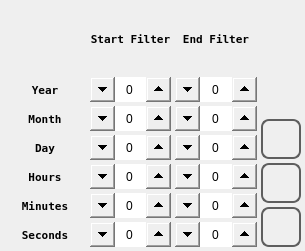
The window that qt_library/ATCMstore/store_filter.ui (MECTsrl/mect_plugins) describes before a commit, drawn with Qt 5.
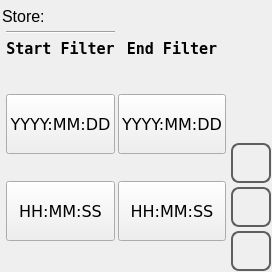
The same window after the commit. Icons and pictures are not drawn.

Commit message: Issue #387: Review store_filter of Store Page (WIP)

What changed in the file:
```diff
--- a/qt_library/ATCMstore/store_filter.ui
+++ b/qt_library/ATCMstore/store_filter.ui
@@ -6,8 +6,8 @@
    <rect>
     <x>0</x>
     <y>0</y>
-    <width>305</width>
-    <height>251</height>
+    <width>272</width>
+    <height>272</height>
    </rect>
   </property>
   <property name="minimumSize">
@@ -26,88 +26,62 @@
    <string>store_filter</string>
   </property>
   <property name="styleSheet">
-   <string notr="true"> QLabel#labelPen {
-	font: 1000 12pt &quot;DejaVu Sans Mono&quot;;
- }
-
- QLabel {
-	font: 1000  8pt &quot;DejaVu Sans Mono&quot;;
- }
-
- QSpinBox {
-	font: 1000 14pt &quot;DejaVu Sans Mono&quot;;
- }
-
- QSpinBox::up-button {
-     subcontrol-origin: border;
-     subcontrol-position: right center;
-     height: 25px;
-     width: 25px;
- }
-
- QSpinBox::up-arrow {
-	image: url(:/libicons/img/Forward.png);
-     width: 10px;
-     height: 10px;
- }
-
- QSpinBox::down-button {
-     subcontrol-origin: border;
-     subcontrol-position: left center;
-     height: 25px;
-     width: 25px;
-}
-
- QSpinBox::down-arrow {
- 	image: url(:/libicons/img/Back.png);
-     width: 10px;
-     height:10px;
- }
-
- QDoubleSpinBox {
-	font: 1000 12pt &quot;DejaVu Sans Mono&quot;;
- }
-
- QDoubleSpinBox::up-button {
-     subcontrol-origin: border;
-     subcontrol-position: right center;
-     height: 20px;
-     width: 20px;
- }
-
- QDoubleSpinBox::up-arrow {
-	image: url(:/libicons/img/Forward.png);
-     width: 10px;
-     height: 10px;
- }
-
- QDoubleSpinBox::down-button {
-     subcontrol-origin: border;
-     subcontrol-position: left center;
-     height: 20px;
-     width: 20px;
-}
-
- QDoubleSpinBox::down-arrow {
- 	image: url(:/libicons/img/Back.png);
-     width: 10px;
-     height: 10px;
- }
+   <string notr="true">
 </string>
   </property>
   <layout class="QHBoxLayout" name="horizontalLayout">
    <property name="spacing">
-    <number>4</number>
+    <number>1</number>
    </property>
-   <property name="margin">
-    <number>4</number>
+   <property name="leftMargin">
+    <number>2</number>
+   </property>
+   <property name="topMargin">
+    <number>1</number>
+   </property>
+   <property name="rightMargin">
+    <number>1</number>
+   </property>
+   <property name="bottomMargin">
+    <number>1</number>
    </property>
    <item>
     <layout class="QGridLayout" name="gridLayout">
      <property name="spacing">
-      <number>4</number>
+      <number>0</number>
      </property>
-     <item row="0" column="1">
+     <item row="6" column="1">
+      <widget class="QPushButton" name="pushButtonTimeStart">
+       <property name="sizePolicy">
+        <sizepolicy hsizetype="Minimum" vsizetype="MinimumExpanding">
+         <horstretch>0</horstretch>
+         <verstretch>0</verstretch>
+        </sizepolicy>
+       </property>
+       <property name="minimumSize">
+        <size>
+         <width>0</width>
+         <height>60</height>
+        </size>
+       </property>
+       <property name="maximumSize">
+        <size>
+         <width>200</width>
+         <height>100</height>
+        </size>
+       </property>
+       <property name="font">
+        <font>
+         <family>DejaVu Sans</family>
+         <pointsize>12</pointsize>
+        </font>
+       </property>
+       <property name="text">
+        <string>HH:MM:SS</string>
+       </property>
+      </widget>
+     </item>
+     <item row="2" column="1">
       <widget class="QLabel" name="labelIn">
        <property name="sizePolicy">
         <sizepolicy hsizetype="Expanding" vsizetype="Preferred">
@@ -115,10 +89,16 @@
          <verstretch>0</verstretch>
         </sizepolicy>
        </property>
+       <property name="minimumSize">
+        <size>
+         <width>0</width>
+         <height>30</height>
+        </size>
+       </property>
        <property name="font">
         <font>
          <family>DejaVu Sans Mono</family>
-         <pointsize>8</pointsize>
+         <pointsize>11</pointsize>
          <weight>99</weight>
          <italic>false</italic>
          <bold>true</bold>
@@ -132,7 +112,64 @@
        </property>
       </widget>
      </item>
-     <item row="0" column="2">
+     <item row="3" column="3">
+      <spacer name="verticalSpacer_6">
+       <property name="orientation">
+        <enum>Qt::Vertical</enum>
+       </property>
+       <property name="sizeHint" stdset="0">
+        <size>
+         <width>10</width>
+         <height>30</height>
+        </size>
+       </property>
+      </spacer>
+     </item>
+     <item row="0" column="0" colspan="5">
+      <widget class="QLabel" name="labelStoreName">
+       <property name="minimumSize">
+        <size>
+         <width>0</width>
+         <height>30</height>
+        </size>
+       </property>
+       <property name="font">
+        <font>
+         <pointsize>12</pointsize>
+        </font>
+       </property>
+       <property name="text">
+        <string>Store: </string>
+       </property>
+      </widget>
+     </item>
+     <item row="4" column="2">
+      <spacer name="horizontalSpacer_3">
+       <property name="orientation">
+        <enum>Qt::Horizontal</enum>
+       </property>
+       <property name="sizeHint" stdset="0">
+        <size>
+         <width>5</width>
+         <height>20</height>
+        </size>
+       </property>
+      </spacer>
+     </item>
+     <item row="4" column="0">
+      <spacer name="horizontalSpacer">
+       <property name="orientation">
+        <enum>Qt::Horizontal</enum>
+       </property>
+       <property name="sizeHint" stdset="0">
+        <size>
+         <width>5</width>
+         <height>20</height>
+        </size>
+       </property>
+      </spacer>
+     </item>
+     <item row="2" column="3">
       <widget class="QLabel" name="labelFin">
        <property name="sizePolicy">
         <sizepolicy hsizetype="Expanding" vsizetype="Preferred">
@@ -140,10 +177,16 @@
          <verstretch>0</verstretch>
         </sizepolicy>
        </property>
+       <property name="minimumSize">
+        <size>
+         <width>0</width>
+         <height>20</height>
+        </size>
+       </property>
        <property name="font">
         <font>
          <family>DejaVu Sans Mono</family>
-         <pointsize>8</pointsize>
+         <pointsize>11</pointsize>
          <weight>99</weight>
          <italic>false</italic>
          <bold>true</bold>
@@ -157,558 +200,131 @@
        </property>
       </widget>
      </item>
-     <item row="1" column="0">
-      <widget class="QLabel" name="labelYearIn">
-       <property name="sizePolicy">
-        <sizepolicy hsizetype="Expanding" vsizetype="Minimum">
-         <horstretch>0</horstretch>
-         <verstretch>0</verstretch>
-        </sizepolicy>
-       </property>
-       <property name="font">
-        <font>
-         <family>DejaVu Sans Mono</family>
-         <pointsize>8</pointsize>
-         <weight>99</weight>
-         <italic>false</italic>
-         <bold>true</bold>
-        </font>
-       </property>
-       <property name="focusPolicy">
-        <enum>Qt::NoFocus</enum>
-       </property>
-       <property name="text">
-        <string>Year</string>
-       </property>
-       <property name="alignment">
-        <set>Qt::AlignCenter</set>
-       </property>
-      </widget>
-     </item>
-     <item row="1" column="1">
-      <widget class="QSpinBox" name="spinBoxYearIn">
-       <property name="sizePolicy">
-        <sizepolicy hsizetype="Expanding" vsizetype="Expanding">
-         <horstretch>0</horstretch>
-         <verstretch>0</verstretch>
-        </sizepolicy>
-       </property>
-       <property name="minimumSize">
-        <size>
-         <width>0</width>
-         <height>25</height>
-        </size>
-       </property>
-       <property name="maximumSize">
-        <size>
-         <width>16777215</width>
-         <height>25</height>
-        </size>
-       </property>
-       <property name="focusPolicy">
-        <enum>Qt::NoFocus</enum>
-       </property>
-       <property name="wrapping">
-        <bool>true</bool>
-       </property>
-       <property name="alignment">
-        <set>Qt::AlignCenter</set>
-       </property>
-       <property name="maximum">
-        <number>3000</number>
-       </property>
-       <property name="value">
-        <number>0</number>
-       </property>
-      </widget>
-     </item>
-     <item row="1" column="2">
-      <widget class="QSpinBox" name="spinBoxYearFin">
-       <property name="sizePolicy">
-        <sizepolicy hsizetype="Expanding" vsizetype="Expanding">
-         <horstretch>0</horstretch>
-         <verstretch>0</verstretch>
-        </sizepolicy>
-       </property>
-       <property name="minimumSize">
-        <size>
-         <width>0</width>
-         <height>25</height>
-        </size>
-       </property>
-       <property name="maximumSize">
-        <size>
-         <width>16777215</width>
-         <height>25</height>
-        </size>
-       </property>
-       <property name="focusPolicy">
-        <enum>Qt::NoFocus</enum>
-       </property>
-       <property name="wrapping">
-        <bool>true</bool>
-       </property>
-       <property name="alignment">
-        <set>Qt::AlignCenter</set>
-       </property>
-       <property name="maximum">
-        <number>3000</number>
-       </property>
-       <property name="value">
-        <number>0</number>
-       </property>
-      </widget>
-     </item>
-     <item row="2" column="0">
-      <widget class="QLabel" name="labelMonthIn">
-       <property name="sizePolicy">
-        <sizepolicy hsizetype="Expanding" vsizetype="Minimum">
-         <horstretch>0</horstretch>
-         <verstretch>0</verstretch>
-        </sizepolicy>
-       </property>
-       <property name="font">
-        <font>
-         <family>DejaVu Sans Mono</family>
-         <pointsize>8</pointsize>
-         <weight>99</weight>
-         <italic>false</italic>
-         <bold>true</bold>
-        </font>
-       </property>
-       <property name="focusPolicy">
-        <enum>Qt::NoFocus</enum>
-       </property>
-       <property name="text">
-        <string>Month</string>
-       </property>
-       <property name="alignment">
-        <set>Qt::AlignCenter</set>
-       </property>
-      </widget>
-     </item>
-     <item row="2" column="1">
-      <widget class="QSpinBox" name="spinBoxMonthIn">
-       <property name="sizePolicy">
-        <sizepolicy hsizetype="Expanding" vsizetype="Expanding">
-         <horstretch>0</horstretch>
-         <verstretch>0</verstretch>
-        </sizepolicy>
-       </property>
-       <property name="minimumSize">
-        <size>
-         <width>0</width>
-         <height>25</height>
-        </size>
-       </property>
-       <property name="maximumSize">
-        <size>
-         <width>16777215</width>
-         <height>25</height>
-        </size>
-       </property>
-       <property name="focusPolicy">
-        <enum>Qt::NoFocus</enum>
-       </property>
-       <property name="wrapping">
-        <bool>true</bool>
-       </property>
-       <property name="alignment">
-        <set>Qt::AlignCenter</set>
-       </property>
-       <property name="maximum">
-        <number>12</number>
-       </property>
-      </widget>
-     </item>
-     <item row="2" column="2">
-      <widget class="QSpinBox" name="spinBoxMonthFin">
-       <property name="sizePolicy">
-        <sizepolicy hsizetype="Expanding" vsizetype="Expanding">
-         <horstretch>0</horstretch>
-         <verstretch>0</verstretch>
-        </sizepolicy>
-       </property>
-       <property name="minimumSize">
-        <size>
-         <width>0</width>
-         <height>25</height>
-        </size>
-       </property>
-       <property name="maximumSize">
-        <size>
-         <width>16777215</width>
-         <height>25</height>
-        </size>
-       </property>
-       <property name="focusPolicy">
-        <enum>Qt::NoFocus</enum>
-       </property>
-       <property name="wrapping">
-        <bool>true</bool>
-       </property>
-       <property name="alignment">
-        <set>Qt::AlignCenter</set>
-       </property>
-       <property name="maximum">
-        <number>12</number>
-       </property>
-      </widget>
-     </item>
-     <item row="3" column="0">
-      <widget class="QLabel" name="labelDayIn">
-       <property name="sizePolicy">
-        <sizepolicy hsizetype="Expanding" vsizetype="Minimum">
-         <horstretch>0</horstretch>
-         <verstretch>0</verstretch>
-        </sizepolicy>
-       </property>
-       <property name="font">
-        <font>
-         <family>DejaVu Sans Mono</family>
-         <pointsize>8</pointsize>
-         <weight>99</weight>
-         <italic>false</italic>
-         <bold>true</bold>
-        </font>
-       </property>
-       <property name="focusPolicy">
-        <enum>Qt::NoFocus</enum>
-       </property>
-       <property name="text">
-        <string>Day</string>
-       </property>
-       <property name="alignment">
-        <set>Qt::AlignCenter</set>
-       </property>
-      </widget>
-     </item>
-     <item row="3" column="1">
-      <widget class="QSpinBox" name="spinBoxDayIn">
-       <property name="sizePolicy">
-        <sizepolicy hsizetype="Expanding" vsizetype="Expanding">
-         <horstretch>0</horstretch>
-         <verstretch>0</verstretch>
-        </sizepolicy>
-       </property>
-       <property name="minimumSize">
-        <size>
-         <width>0</width>
-         <height>25</height>
-        </size>
-       </property>
-       <property name="maximumSize">
-        <size>
-         <width>16777215</width>
-         <height>25</height>
-        </size>
-       </property>
-       <property name="focusPolicy">
-        <enum>Qt::NoFocus</enum>
-       </property>
-       <property name="wrapping">
-        <bool>true</bool>
-       </property>
-       <property name="alignment">
-        <set>Qt::AlignCenter</set>
-       </property>
-       <property name="maximum">
-        <number>31</number>
-       </property>
-      </widget>
-     </item>
-     <item row="3" column="2">
-      <widget class="QSpinBox" name="spinBoxDayFin">
-       <property name="sizePolicy">
-        <sizepolicy hsizetype="Expanding" vsizetype="Expanding">
-         <horstretch>0</horstretch>
-         <verstretch>0</verstretch>
-        </sizepolicy>
-       </property>
-       <property name="minimumSize">
-        <size>
-         <width>0</width>
-         <height>25</height>
-        </size>
-       </property>
-       <property name="maximumSize">
-        <size>
-         <width>16777215</width>
-         <height>25</height>
-        </size>
-       </property>
-       <property name="focusPolicy">
-        <enum>Qt::NoFocus</enum>
-       </property>
-       <property name="wrapping">
-        <bool>true</bool>
-       </property>
-       <property name="alignment">
-        <set>Qt::AlignCenter</set>
-       </property>
-       <property name="maximum">
-        <number>31</number>
-       </property>
-      </widget>
-     </item>
-     <item row="4" column="0">
-      <widget class="QLabel" name="labelHourIn">
-       <property name="sizePolicy">
-        <sizepolicy hsizetype="Expanding" vsizetype="Preferred">
-         <horstretch>0</horstretch>
-         <verstretch>0</verstretch>
-        </sizepolicy>
-       </property>
-       <property name="font">
-        <font>
-         <family>DejaVu Sans Mono</family>
-         <pointsize>8</pointsize>
-         <weight>99</weight>
-         <italic>false</italic>
-         <bold>true</bold>
-        </font>
-       </property>
-       <property name="focusPolicy">
-        <enum>Qt::NoFocus</enum>
-       </property>
-       <property name="text">
-        <string>Hours</string>
-       </property>
-       <property name="alignment">
-        <set>Qt::AlignCenter</set>
-       </property>
-      </widget>
-     </item>
      <item row="4" column="1">
-      <widget class="QSpinBox" name="spinBoxHoursIn">
-       <property name="sizePolicy">
-        <sizepolicy hsizetype="Expanding" vsizetype="Expanding">
-         <horstretch>0</horstretch>
-         <verstretch>0</verstretch>
-        </sizepolicy>
-       </property>
+      <widget class="QPushButton" name="pushButtonDateStart">
        <property name="minimumSize">
         <size>
          <width>0</width>
-         <height>25</height>
+         <height>60</height>
         </size>
        </property>
        <property name="maximumSize">
         <size>
-         <width>16777215</width>
-         <height>25</height>
+         <width>200</width>
+         <height>100</height>
         </size>
-       </property>
-       <property name="focusPolicy">
-        <enum>Qt::NoFocus</enum>
-       </property>
-       <property name="wrapping">
-        <bool>true</bool>
-       </property>
-       <property name="alignment">
-        <set>Qt::AlignCenter</set>
-       </property>
-       <property name="maximum">
-        <number>23</number>
-       </property>
-      </widget>
-     </item>
-     <item row="4" column="2">
-      <widget class="QSpinBox" name="spinBoxHoursFin">
-       <property name="sizePolicy">
-        <sizepolicy hsizetype="Expanding" vsizetype="Expanding">
-         <horstretch>0</horstretch>
-         <verstretch>0</verstretch>
-        </sizepolicy>
-       </property>
-       <property name="minimumSize">
-        <size>
-         <width>0</width>
-         <height>25</height>
-        </size>
-       </property>
-       <property name="maximumSize">
-        <size>
-         <width>16777215</width>
-         <height>25</height>
-        </size>
-       </property>
-       <property name="focusPolicy">
-        <enum>Qt::NoFocus</enum>
-       </property>
-       <property name="wrapping">
-        <bool>true</bool>
-       </property>
-       <property name="alignment">
-        <set>Qt::AlignCenter</set>
-       </property>
-       <property name="maximum">
-        <number>23</number>
-       </property>
-      </widget>
-     </item>
-     <item row="5" column="0">
-      <widget class="QLabel" name="labelMinuteIn">
-       <property name="sizePolicy">
-        <sizepolicy hsizetype="Expanding" vsizetype="Minimum">
-         <horstretch>0</horstretch>
-         <verstretch>0</verstretch>
-        </sizepolicy>
        </property>
        <property name="font">
         <font>
-         <family>DejaVu Sans Mono</family>
-         <pointsize>8</pointsize>
-         <weight>99</weight>
-         <italic>false</italic>
-         <bold>true</bold>
+         <family>DejaVu Sans</family>
+         <pointsize>12</pointsize>
         </font>
        </property>
        <property name="focusPolicy">
         <enum>Qt::NoFocus</enum>
        </property>
        <property name="text">
-        <string>Minutes</string>
-       </property>
-       <property name="alignment">
-        <set>Qt::AlignCenter</set>
+        <string>YYYY:MM:DD</string>
        </property>
       </widget>
      </item>
      <item row="5" column="1">
-      <widget class="QSpinBox" name="spinBoxMinutesIn">
-       <property name="sizePolicy">
-        <sizepolicy hsizetype="Expanding" vsizetype="Expanding">
-         <horstretch>0</horstretch>
-         <verstretch>0</verstretch>
-        </sizepolicy>
+      <spacer name="verticalSpacer_2">
+       <property name="orientation">
+        <enum>Qt::Vertical</enum>
        </property>
-       <property name="minimumSize">
+       <property name="sizeHint" stdset="0">
         <size>
-         <width>0</width>
-         <height>25</height>
+         <width>10</width>
+         <height>10</height>
         </size>
        </property>
-       <property name="maximumSize">
+      </spacer>
+     </item>
+     <item row="5" column="3">
+      <spacer name="verticalSpacer_7">
+       <property name="orientation">
+        <enum>Qt::Vertical</enum>
+       </property>
+       <property name="sizeHint" stdset="0">
         <size>
-         <width>16777215</width>
-         <height>25</height>
+         <width>10</width>
+         <height>10</height>
         </size>
        </property>
-       <property name="focusPolicy">
-        <enum>Qt::NoFocus</enum>
+      </spacer>
+     </item>
+     <item row="4" column="4">
+      <spacer name="horizontalSpacer_2">
+       <property name="orientation">
+        <enum>Qt::Horizontal</enum>
        </property>
-       <property name="wrapping">
-        <bool>true</bool>
+       <property name="sizeHint" stdset="0">
+        <size>
+         <width>5</width>
+         <height>20</height>
+        </size>
        </property>
-       <property name="alignment">
-        <set>Qt::AlignCenter</set>
+      </spacer>
+     </item>
+     <item row="3" column="1">
+      <spacer name="verticalSpacer_3">
+       <property name="orientation">
+        <enum>Qt::Vertical</enum>
        </property>
-       <property name="maximum">
-        <number>59</number>
+       <property name="sizeHint" stdset="0">
+        <size>
+         <width>10</width>
+         <height>30</height>
+        </size>
        </property>
-      </widget>
+      </spacer>
      </item>
-     <item row="5" column="2">
-      <widget class="QSpinBox" name="spinBoxMinutesFin">
-       <property name="sizePolicy">
-        <sizepolicy hsizetype="Expanding" vsizetype="Expanding">
-         <horstretch>0</horstretch>
-         <verstretch>0</verstretch>
-        </sizepolicy>
-       </property>
+     <item row="4" column="3">
+      <widget class="QPushButton" name="pushButtonDateEnd">
        <property name="minimumSize">
         <size>
          <width>0</width>
-         <height>25</height>
+         <height>60</height>
         </size>
        </property>
        <property name="maximumSize">
         <size>
-         <width>16777215</width>
-         <height>25</height>
+         <width>200</width>
+         <height>100</height>
         </size>
        </property>
-       <property name="focusPolicy">
-        <enum>Qt::NoFocus</enum>
-       </property>
-       <property name="wrapping">
-        <bool>true</bool>
-       </property>
-       <property name="alignment">
-        <set>Qt::AlignCenter</set>
-       </property>
-       <property name="maximum">
-        <number>59</number>
-       </property>
-      </widget>
-     </item>
-     <item row="6" column="0">
-      <widget class="QLabel" name="labelSecondIn">
-       <property name="sizePolicy">
-        <sizepolicy hsizetype="Expanding" vsizetype="Minimum">
-         <horstretch>0</horstretch>
-         <verstretch>0</verstretch>
-        </sizepolicy>
-       </property>
        <property name="font">
         <font>
-         <family>DejaVu Sans Mono</family>
-         <pointsize>8</pointsize>
-         <weight>99</weight>
-         <italic>false</italic>
-         <bold>true</bold>
+         <family>DejaVu Sans</family>
+         <pointsize>12</pointsize>
         </font>
        </property>
        <property name="focusPolicy">
         <enum>Qt::NoFocus</enum>
        </property>
        <property name="text">
-        <string>Seconds</string>
+        <string>YYYY:MM:DD</string>
        </property>
-       <property name="alignment">
-        <set>Qt::AlignCenter</set>
-       </property>
       </widget>
      </item>
-     <item row="6" column="1">
-      <widget class="QSpinBox" name="spinBoxSecondsIn">
-       <property name="sizePolicy">
-        <sizepolicy hsizetype="Expanding" vsizetype="Expanding">
-         <horstretch>0</horstretch>
-         <verstretch>0</verstretch>
-        </sizepolicy>
+     <item row="7" column="1">
+      <spacer name="verticalSpacer_4">
+       <property name="orientation">
+        <enum>Qt::Vertical</enum>
        </property>
-       <property name="minimumSize">
+       <property name="sizeHint" stdset="0">
         <size>
-         <width>0</width>
-         <height>25</height>
+         <width>10</width>
+         <height>30</height>
         </size>
        </property>
-       <property name="maximumSize">
-        <size>
-         <width>16777215</width>
-         <height>25</height>
-        </size>
-       </property>
-       <property name="focusPolicy">
-        <enum>Qt::NoFocus</enum>
-       </property>
-       <property name="wrapping">
-        <bool>true</bool>
-       </property>
-       <property name="alignment">
-        <set>Qt::AlignCenter</set>
-       </property>
-       <property name="maximum">
-        <number>59</number>
-       </property>
-      </widget>
+      </spacer>
      </item>
-     <item row="6" column="2">
-      <widget class="QSpinBox" name="spinBoxSecondsFin">
+     <item row="6" column="3">
+      <widget class="QPushButton" name="pushButtonTimeEnd">
        <property name="sizePolicy">
-        <sizepolicy hsizetype="Expanding" vsizetype="Expanding">
+        <sizepolicy hsizetype="Minimum" vsizetype="MinimumExpanding">
          <horstretch>0</horstretch>
          <verstretch>0</verstretch>
         </sizepolicy>
@@ -716,26 +332,43 @@
        <property name="minimumSize">
         <size>
          <width>0</width>
-         <height>25</height>
+         <height>60</height>
         </size>
        </property>
        <property name="maximumSize">
         <size>
-         <width>16777215</width>
-         <height>25</height>
+         <width>200</width>
+         <height>100</height>
         </size>
        </property>
-       <property name="focusPolicy">
-        <enum>Qt::NoFocus</enum>
+       <property name="font">
+        <font>
+         <family>DejaVu Sans</family>
+         <pointsize>12</pointsize>
+        </font>
        </property>
-       <property name="wrapping">
-        <bool>true</bool>
+       <property name="text">
+        <string>HH:MM:SS</string>
        </property>
-       <property name="alignment">
-        <set>Qt::AlignCenter</set>
+      </widget>
+     </item>
+     <item row="7" column="3">
+      <spacer name="verticalSpacer_5">
+       <property name="orientation">
+        <enum>Qt::Vertical</enum>
        </property>
-       <property name="maximum">
-        <number>59</number>
+       <property name="sizeHint" stdset="0">
+        <size>
+         <width>10</width>
+         <height>30</height>
+        </size>
+       </property>
+      </spacer>
+     </item>
+     <item row="1" column="1">
+      <widget class="Line" name="line">
+       <property name="orientation">
+        <enum>Qt::Horizontal</enum>
        </property>
       </widget>
      </item>
```
Left out of the diff: 15 changed lines with no effect on the pictures. The commit also changes 2 other files.
